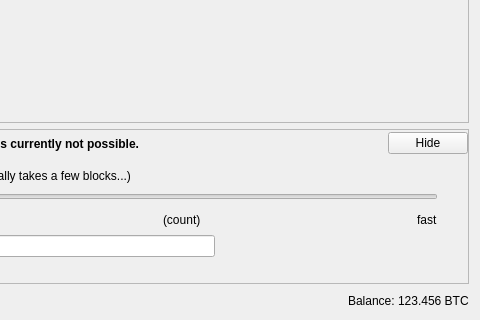
lbtcio/lbtc-core-old, file src/qt/forms/sendcoinsdialog.ui: the form before one commit; both pictures show x 370 to 850 and y 206 to 526 of the 850 by 526 pixel window.
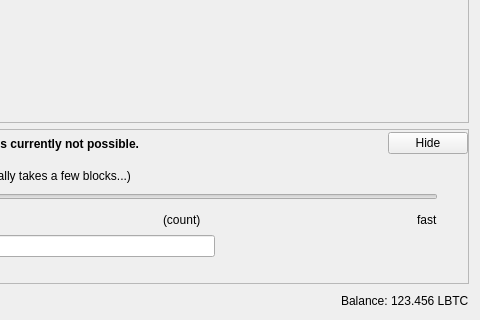
The form after the commit. Icons and pictures are not drawn. Custom widgets are drawn as their Qt base class.

Commit message: commit lbtc msvc compile project, modify qt client ui and resources files

What changed in the file:
```diff
--- a/src/qt/forms/sendcoinsdialog.ui
+++ b/src/qt/forms/sendcoinsdialog.ui
@@ -1312,7 +1312,7 @@
           <cursorShape>IBeamCursor</cursorShape>
          </property>
          <property name="text">
-          <string notr="true">123.456 BTC</string>
+          <string notr="true">123.456 LBTC</string>
          </property>
          <property name="textInteractionFlags">
           <set>Qt::LinksAccessibleByMouse|Qt::TextSelectableByKeyboard|Qt::TextSelectableByMouse</set>
```
Left out of the diff: 28 changed lines with no effect on the pictures. The commit also changes 12 other files.
